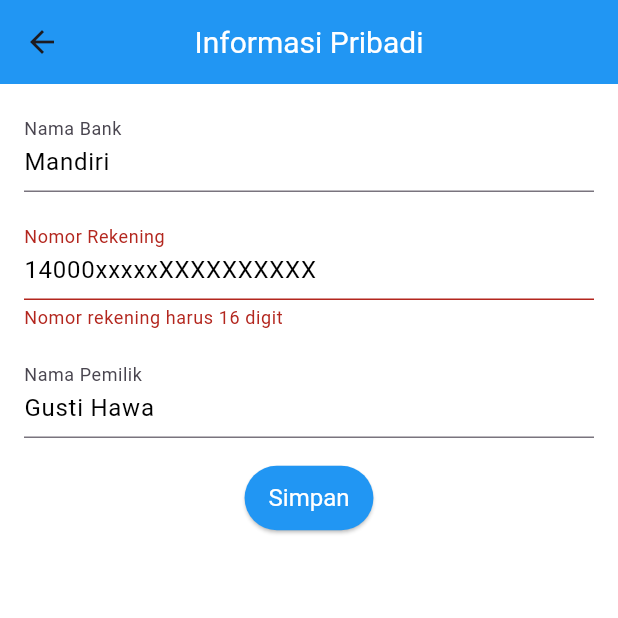
After one commit to GustiHawa/BookingApp, a Flutter app: the OwnerInfopribadiScreen screen opened by its route, after a tap on "Simpan", on a phone screen of 412 x 824 dp, the top half of it. The commit adds this screen. Run offline on Flutter 3.47's test engine with Material 3 defaults, Android fonts, the phone set to English and light mode, and no system bars.

Commit message:
revisi dan nambah fitur owner

```diff
--- /dev/null
+++ b/lib/screens/owner/owner_infopribadi_screen.dart
@@ -0,0 +1,99 @@
+import 'package:flutter/material.dart';
+
+class OwnerInfopribadiScreen extends StatefulWidget {
+  @override
+  _OwnerInfopribadiScreenState createState() => _OwnerInfopribadiScreenState();
+}
+
+class _OwnerInfopribadiScreenState extends State<OwnerInfopribadiScreen> {
+  final _formKey = GlobalKey<FormState>();
+  final _namaBankController = TextEditingController(text: 'Mandiri');
+  final _nomorRekeningController = TextEditingController(text: '14000xxxxxXXXXXXXXXX');
+  final _namaPemilikController = TextEditingController(text: 'Gusti Hawa');
+
+  @override
+  void dispose() {
+    _namaBankController.dispose();
+    _nomorRekeningController.dispose();
+    _namaPemilikController.dispose();
+    super.dispose();
+  }
+
+  @override
+  Widget build(BuildContext context) {
+    return Scaffold(
+      appBar: AppBar(
+        leading: IconButton(
+          icon: Icon(Icons.arrow_back),
+          onPressed: () {
+            Navigator.pop(context);
+          },
+        ),
+        title: Text('Informasi Pribadi'),
+      ),
+      body: Form(
+        key: _formKey,
+        child: Padding(
+          padding: const EdgeInsets.all(16.0),
+          child: Column(
+            children: [
+              TextFormField(
+                controller: _namaBankController,
+                decoration: InputDecoration(
+                  labelText: 'Nama Bank',
+                ),
+                validator: (value) {
+                  if (value == null || value.isEmpty) {
+                    return 'Nama bank tidak boleh kosong';
+                  }
+                  return null;
+                },
+              ),
+              SizedBox(height: 16.0),
+              TextFormField(
+                controller: _nomorRekeningController,
+                decoration: InputDecoration(
+                  labelText: 'Nomor Rekening',
+                ),
+                validator: (value) {
+                  if (value == null || value.isEmpty) {
+                    return 'Nomor rekening tidak boleh kosong';
+                  }
+                  if (value.length != 16) {
+                    return 'Nomor rekening harus 16 digit';
+                  }
+                  return null;
+                },
+              ),
+              SizedBox(height: 16.0),
+              TextFormField(
+                controller: _namaPemilikController,
+                decoration: InputDecoration(
+                  labelText: 'Nama Pemilik',
+                ),
+                validator: (value) {
+                  if (value == null || value.isEmpty) {
+                    return 'Nama pemilik tidak boleh kosong';
+                  }
+                  return null;
+                },
+              ),
+              SizedBox(height: 16.0),
+              ElevatedButton(
+                onPressed: () {
+                  if (_formKey.currentState!.validate()) {
+                    // Process data
+                    ScaffoldMessenger.of(context).showSnackBar(
+                      SnackBar(content: Text('Data berhasil disimpan')),
+                    );
+                  }
+                },
+                child: const Text('Simpan'),
+              ),
+            ],
+          ),
+        ),
+      ),
+    );
+  }
+}
--- a/lib/screens/screens/styles.dart
+++ /dev/null
@@ -1 +0,0 @@
-// TODO Implement this library.
```
Also changed, not shown: lib/main.dart (+7 -4 lines), lib/screens/owner/owner_home_screen.dart (+201 -0 lines), lib/screens/owner/owner_login_screen.dart (+8 -2 lines), lib/screens/owner/owner_notification_screen.dart (+38 -0 lines), lib/screens/user/user_home_screen.dart (+8 -2 lines).
